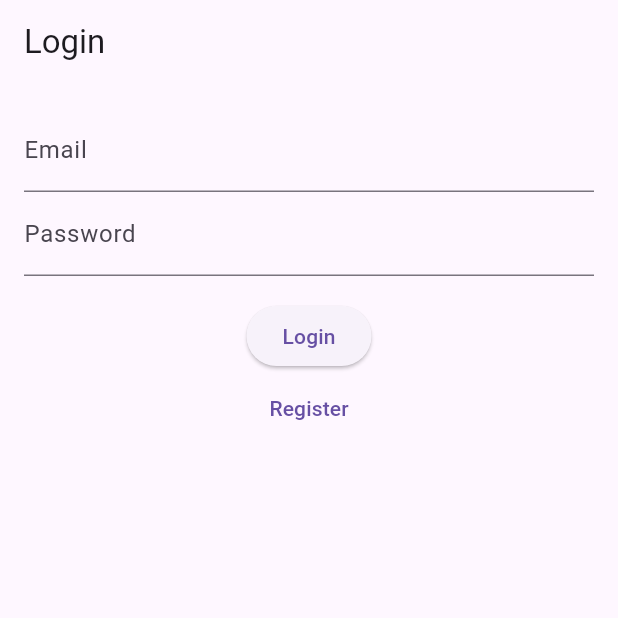
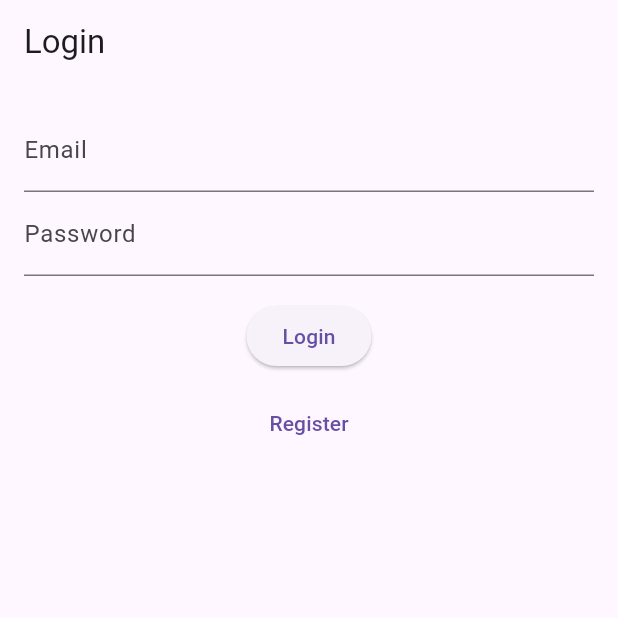
Before and after one commit to hokacristian/Moneva-App, a Flutter app: the screen it shows after launch, on a phone screen of 412 x 824 dp, the top half of it. Run offline on Flutter 3.47's test engine with Material 3 defaults, Android fonts, the phone set to English and light mode, and no system bars; our stand-ins replace flutter_dotenv, geolocator, image_picker, shared_preferences; accounts and stored records are empty.

Commit message:
feat : change inputform

```diff
--- a/lib/presentation/pages/auth/login_page.dart
+++ b/lib/presentation/pages/auth/login_page.dart
@@ -14,23 +14,52 @@ class LoginPage extends StatelessWidget {
       appBar: AppBar(title: Text('Login')),
       body: Padding(
         padding: const EdgeInsets.all(16.0),
-        child: Column(
+        child: Consumer<AuthProvider>(
+          builder: (context, authProvider, child) {
+            return Column(
               children: [
-            TextField(controller: emailController, decoration: InputDecoration(labelText: 'Email')),
-            TextField(controller: passwordController, decoration: InputDecoration(labelText: 'Password'), obscureText: true),
+                TextField(
+                  controller: emailController,
+                  decoration: InputDecoration(labelText: 'Email'),
+                  keyboardType: TextInputType.emailAddress,
+                ),
+                TextField(
+                  controller: passwordController,
+                  decoration: InputDecoration(labelText: 'Password'),
+                  obscureText: true,
+                ),
                 SizedBox(height: 16),
-            ElevatedButton(
-              onPressed: () async {
-                final authProvider = Provider.of<AuthProvider>(context, listen: false);
-                bool success = await authProvider.login(emailController.text, passwordController.text);
+
+                // Jika sedang loading, tampilkan loading indicator
+                authProvider.isLoading
+                    ? CircularProgressIndicator()
+                    : ElevatedButton(
+                        onPressed: authProvider.isLoading
+                            ? null
+                            : () async {
+                                final authProvider =
+                                    Provider.of<AuthProvider>(context, listen: false);
+
+                                bool success = await authProvider.login(
+                                  emailController.text,
+                                  passwordController.text,
+                                );
+
                                 if (success) {
-                  Navigator.pushReplacement(context, MaterialPageRoute(builder: (_) => MainScreen()));
+                                  Navigator.pushReplacement(
+                                    context,
+                                    MaterialPageRoute(builder: (_) => MainScreen()),
+                                  );
                                 } else {
-                  ScaffoldMessenger.of(context).showSnackBar(SnackBar(content: Text('Login failed')));
+                                  ScaffoldMessenger.of(context).showSnackBar(
+                                    SnackBar(content: Text('Login gagal: ${authProvider.errorMessage ?? "Terjadi kesalahan"}')),
+                                  );
                                 }
                               },
                         child: Text('Login'),
                       ),
+
+                SizedBox(height: 10),
                 TextButton(
                   onPressed: () => Navigator.push(
                     context,
@@ -38,8 +67,9 @@ class LoginPage extends StatelessWidget {
                   ),
                   child: Text('Register'),
                 ),
-
               ],
+            );
+          },
         ),
       ),
     );
--- a/lib/presentation/pages/form/detail_form_page.dart
+++ b/lib/presentation/pages/form/detail_form_page.dart
@@ -249,9 +249,9 @@ class _DetailFormPageState extends State<DetailFormPage> {
                           buildDetailRow(
                               "TDS (ppm)", "${formInput!["TDS"]} ppm"),
                           buildDetailRow(
-                              "TDS (ppm)", "${formInput!["EC"]} µS/cm"),
+                              "EC (µS/cm)", "${formInput!["EC"]} µS/cm"),
                           buildDetailRow(
-                              "TDS (ppm)", "${formInput!["ORP"]} mV"),
+                              "ORP (mV)", "${formInput!["ORP"]} mV"),
                           const SizedBox(height: 16),
                           if (formInput!["outcome"] != null) ...[
                             const Text("Outcome",
```
Also changed, not shown: lib/data/providers/auth_provider.dart (+2 -6 lines), lib/presentation/pages/dampak/editDampak_page.dart (+70 -26 lines), lib/presentation/pages/form/input_form_page.dart (+45 -21 lines). Lines whose indentation alone changed are shown as unchanged.
